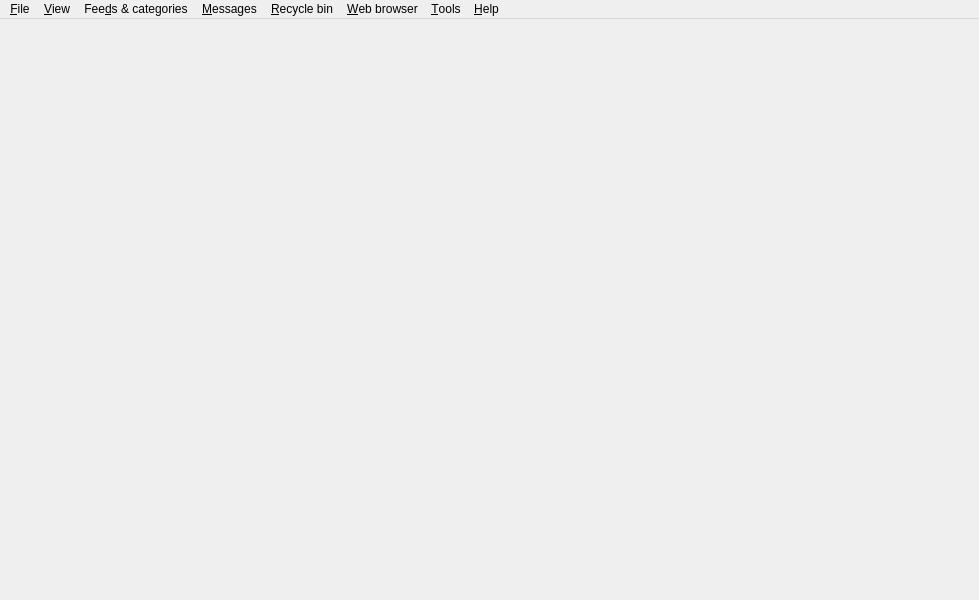
Above: src/gui/dialogs/formmain.ui from martinrotter/rssguard before the change. Below: the same form after it.
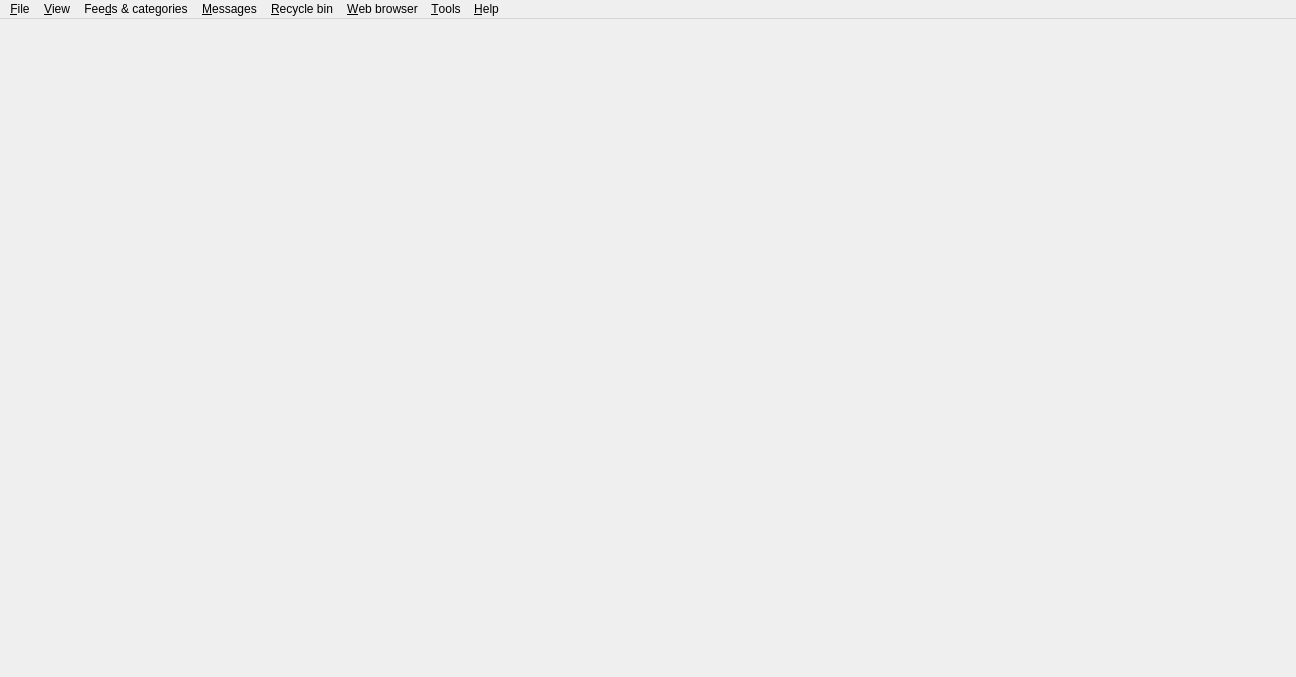
That is the form after the change. Custom widgets are drawn as their Qt base class.

The edit to the form file:
```diff
--- a/src/gui/dialogs/formmain.ui
+++ b/src/gui/dialogs/formmain.ui
@@ -6,8 +6,8 @@
    <rect>
     <x>0</x>
     <y>0</y>
-    <width>979</width>
-    <height>600</height>
+    <width>1296</width>
+    <height>677</height>
    </rect>
   </property>
   <property name="windowTitle">
@@ -47,7 +47,7 @@
     <rect>
      <x>0</x>
      <y>0</y>
-     <width>979</width>
+     <width>1296</width>
      <height>21</height>
     </rect>
    </property>
```
